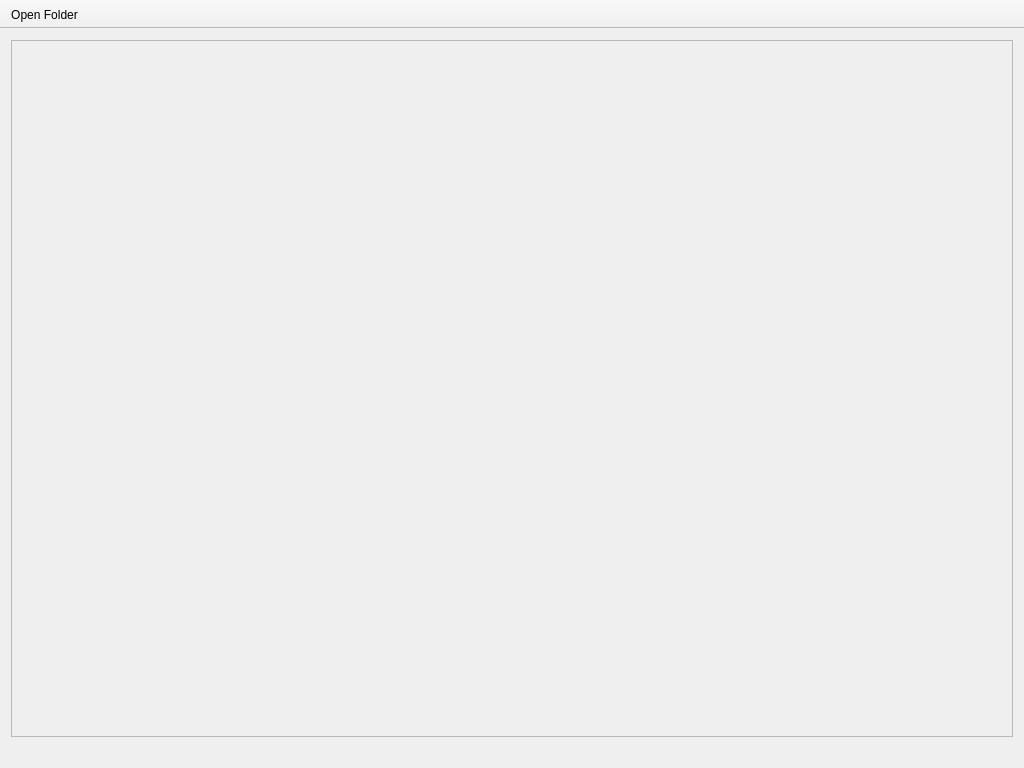
Qt form pp-desktop/mainwindow.ui (igorsiem/photopres) before a commit.
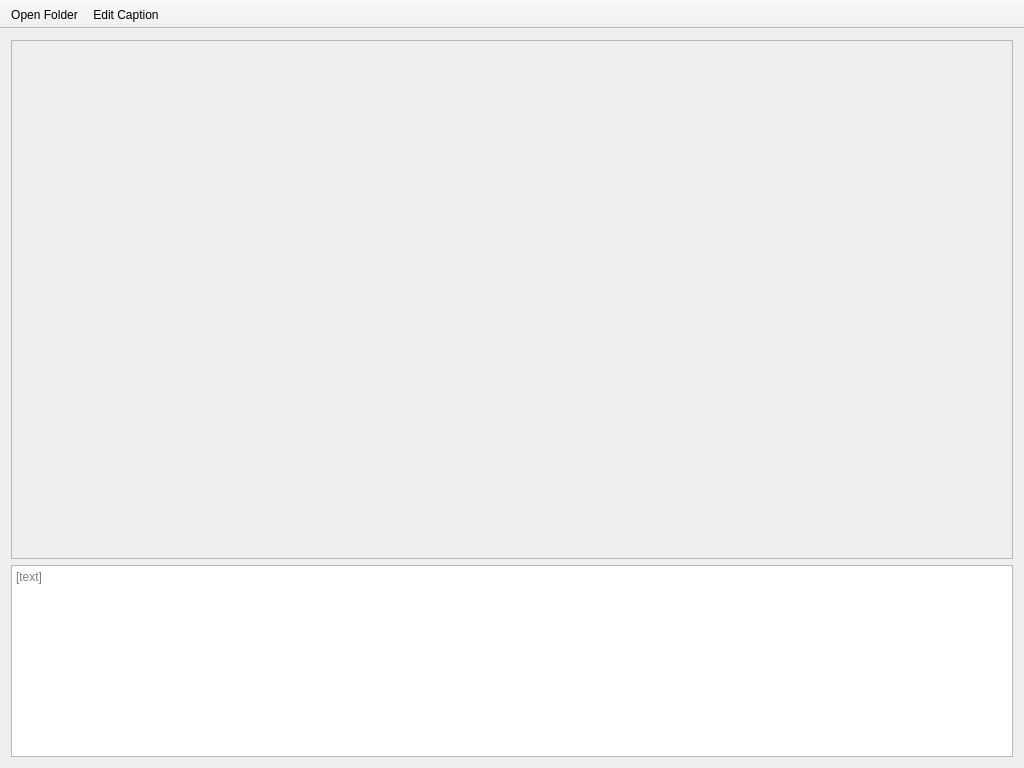
The same form after that commit.

Commit message: 3 basic caption-editing functionality on the desktop

```diff
--- a/pp-desktop/mainwindow.ui
+++ b/pp-desktop/mainwindow.ui
@@ -26,7 +26,7 @@
          <x>0</x>
          <y>0</y>
          <width>996</width>
-         <height>672</height>
+         <height>495</height>
         </rect>
        </property>
        <property name="sizePolicy">
@@ -72,19 +72,19 @@
      </widget>
     </item>
     <item>
-     <widget class="QLabel" name="textLbl">
+     <widget class="QTextEdit" name="textEdt">
       <property name="sizePolicy">
        <sizepolicy hsizetype="Preferred" vsizetype="Preferred">
         <horstretch>0</horstretch>
         <verstretch>0</verstretch>
        </sizepolicy>
       </property>
-      <property name="text">
-       <string>&lt;text&gt;</string>
-      </property>
-      <property name="wordWrap">
+      <property name="readOnly">
        <bool>true</bool>
       </property>
+      <property name="placeholderText">
+       <string>[text]</string>
+      </property>
      </widget>
     </item>
    </layout>
@@ -106,6 +106,7 @@
     <bool>false</bool>
    </attribute>
    <addaction name="openFolderAct"/>
+   <addaction name="editCaptionAct"/>
   </widget>
   <action name="openFolderAct">
    <property name="text">
@@ -118,6 +119,17 @@
     <string>Ctrl+O</string>
    </property>
   </action>
+  <action name="editCaptionAct">
+   <property name="checkable">
+    <bool>true</bool>
+   </property>
+   <property name="text">
+    <string>Edit Caption</string>
+   </property>
+   <property name="toolTip">
+    <string>Edit the caption  for the current image</string>
+   </property>
+  </action>
  </widget>
  <layoutdefault spacing="6" margin="11"/>
  <resources/>
```
The commit also changes 4 other files.
